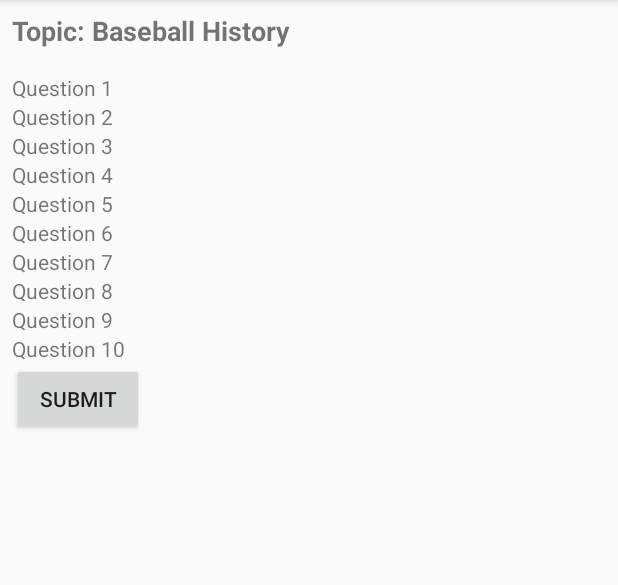
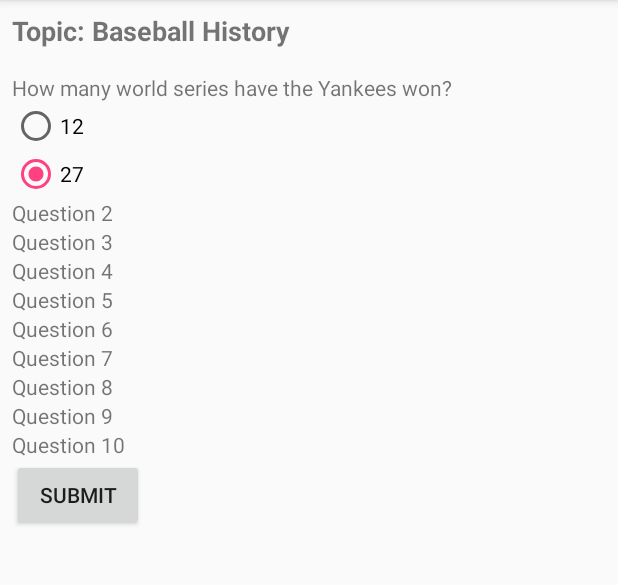
Before and after one commit to uenvymenow/QuizApp, an Android app: the screen it shows after launch (MainActivity), after a tap on "SUBMIT", on a phone screen of 412 x 824 dp, the part 84-669 px from its top. Run offline under Robolectric (Android 15) with nearby library versions, the phone set to English and light mode, and no system bars; 2 other taps on this screen came first.

Commit message:
Added test radio buttons for one question and created the onClick event for the submit button and calculated final score and showed the score in a toast message

```diff
--- a/app/src/main/java/com/example/android/quizapplication/MainActivity.java
+++ b/app/src/main/java/com/example/android/quizapplication/MainActivity.java
@@ -3,8 +3,14 @@ package com.example.android.quizapplication;
 import android.support.v7.app.AppCompatActivity;
 import android.os.Bundle;
 import android.view.View;
+import android.widget.RadioButton;
+import android.widget.Toast;
 
 public class MainActivity extends AppCompatActivity {
+
+    int percentCorrect = 0;
+    int totalQuestions = 1;
+    int correctAnswers = 0;
 
     @Override
     protected void onCreate(Bundle savedInstanceState) {
@@ -13,11 +19,43 @@ public class MainActivity extends AppCompatActivity {
     }
 
     // called from the onClick for the submit_answers_button in activity_main.xml
-    public void submitAnswers(View view){
-        // Calls the check answers method
+    public void submitAnswers(View view) {
+        // Calls the display method
+        displayMessage(percentCorrect);
+    }
 
-        // Calls the calculate answers method
+    public void question1RadioButton(View view) {
+        // Import radio buttons for question 1
+        RadioButton questionOneCorrectRB = findViewById(R.id.questionOneCorrect);
+        RadioButton questionOneIncorrectRB = findViewById(R.id.questionOneIncorrect);
 
-        // Calls the display method
+        // Check which radio button was clicked
+        switch (view.getId()) {
+            case R.id.questionOneCorrect:
+                if (questionOneCorrectRB.isChecked())
+                    correctAnswers += 1;
+                break;
+            case R.id.questionOneIncorrect:
+                if (questionOneIncorrectRB.isChecked()) {
+                    break;
+                }
+        }
+    }
+
+    public int calculateFinalScore(int correctAnswers, int totalQuestions) {
+        double finalScore = (double) correctAnswers / (double) totalQuestions;
+        int percentCorrect = (int) finalScore * 100;
+        return percentCorrect;
+    }
+
+    public void displayMessage(int finalPercentage) {
+        Toast.makeText(this, "Your final score is " + calculateFinalScore(correctAnswers, totalQuestions) + "%", Toast.LENGTH_SHORT).show();
+        resetScores();
+    }
+
+    public void resetScores() {
+        percentCorrect = 0;
+        totalQuestions = 1;
+        correctAnswers = 0;
     }
 }
--- a/app/src/main/res/layout/activity_main.xml
+++ b/app/src/main/res/layout/activity_main.xml
@@ -34,11 +34,38 @@
             android:orientation="vertical"
             android:paddingTop="16dp">
 
-            <TextView
-                android:id="@+id/question_1_text_view"
+            <!-- Question 1 LinearLayout -->
+            <LinearLayout
                 android:layout_width="wrap_content"
                 android:layout_height="wrap_content"
-                android:text="Question 1" />
+                android:orientation="vertical">
+
+                <TextView
+                    android:id="@+id/question_1_text_view"
+                    android:layout_width="wrap_content"
+                    android:layout_height="wrap_content"
+                    android:text="How many world series have the Yankees won?" />
+
+                <RadioGroup
+                    android:layout_width="wrap_content"
+                    android:layout_height="wrap_content">
+
+                    <RadioButton
+                        android:id="@+id/questionOneIncorrect"
+                        android:layout_width="wrap_content"
+                        android:layout_height="wrap_content"
+                        android:text="12"
+                        android:onClick="question1RadioButton"/>
+
+                    <RadioButton
+                        android:id="@+id/questionOneCorrect"
+                        android:layout_width="wrap_content"
+                        android:layout_height="wrap_content"
+                        android:text="27"
+                        android:onClick="question1RadioButton"/>
+                </RadioGroup>
+
+            </LinearLayout>
 
             <TextView
                 android:id="@+id/question_2_text_view"
@@ -104,8 +131,8 @@
                 android:id="@+id/submit_answers_button"
                 android:layout_width="wrap_content"
                 android:layout_height="wrap_content"
-                android:text="Submit"
-                android:onClick="submitAnswers"/>
+                android:onClick="submitAnswers"
+                android:text="Submit" />
 
         </LinearLayout>
     </LinearLayout>
```
